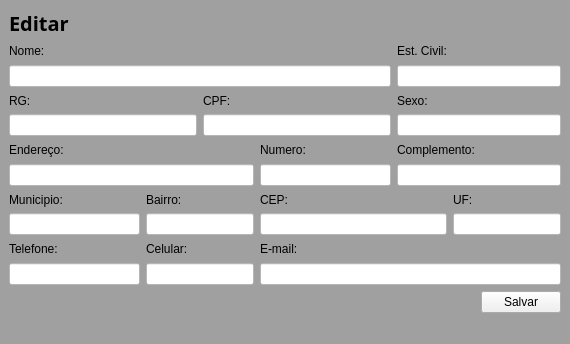
Before: the Qt Designer form tela_editar.ui in saulovictor/Sistema, drawn with Qt 5.
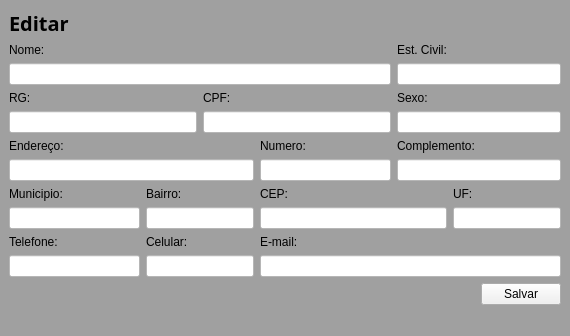
After: the same form once the commit is applied.

```diff
--- a/tela_editar.ui
+++ b/tela_editar.ui
@@ -7,7 +7,7 @@
     <x>0</x>
     <y>0</y>
     <width>570</width>
-    <height>344</height>
+    <height>320</height>
    </rect>
   </property>
   <property name="windowTitle">
```
